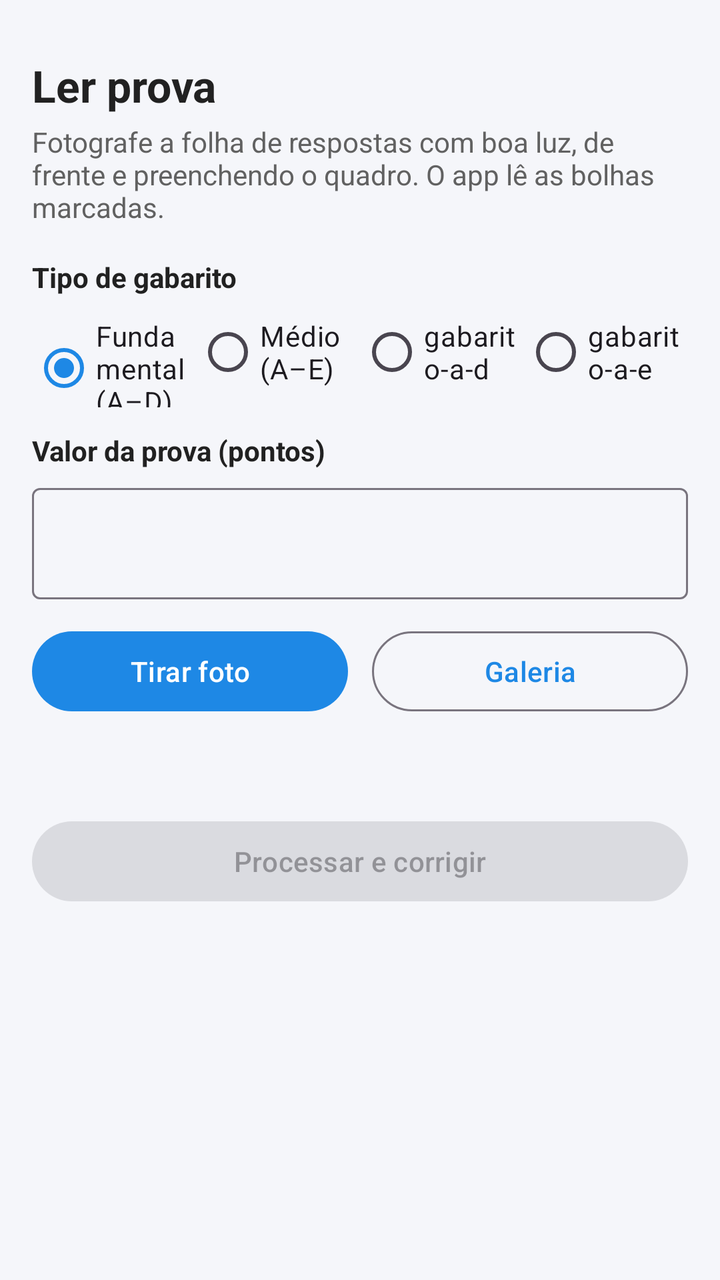
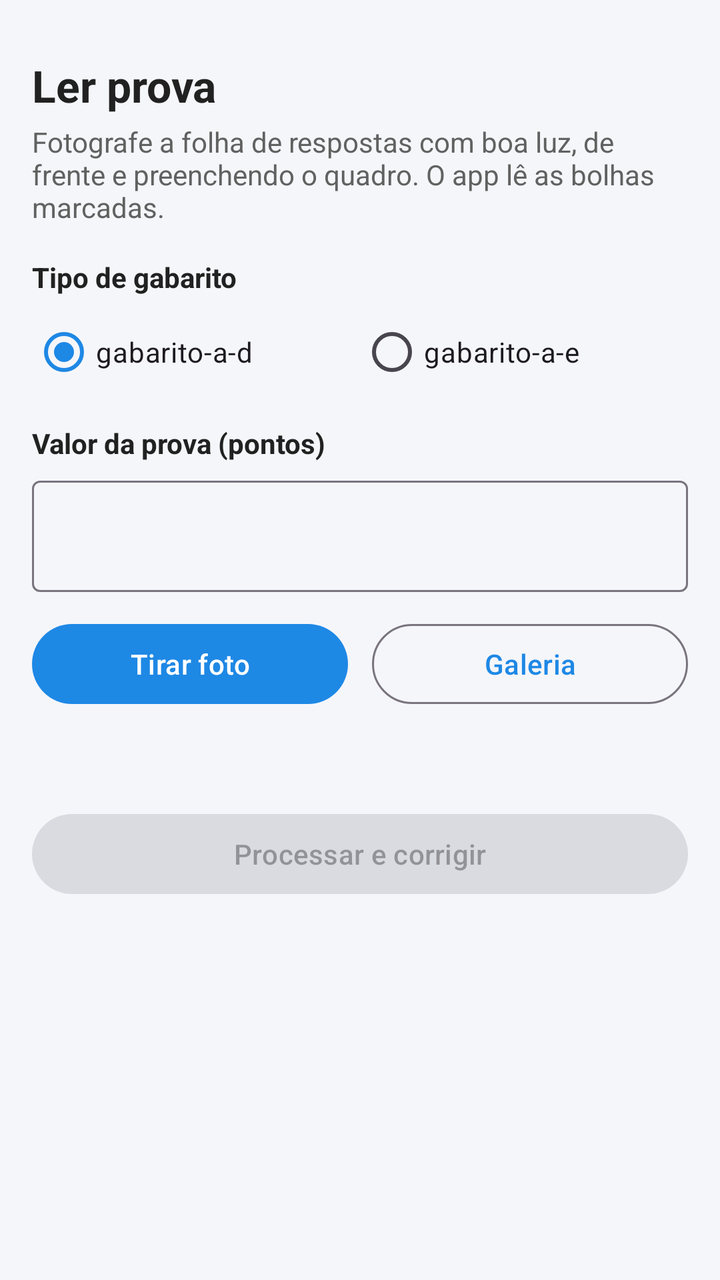

The first picture is an Android layout as it rendered before a commit; the second is the same layout after the commit. The layout source and the unified diff follow.
<!-- AndroidManifest.xml: application theme Theme.LeitorGabarito -->
<!-- res/layout/fragment_scan.xml -->
<?xml version="1.0" encoding="utf-8"?>
<ScrollView xmlns:android="http://schemas.android.com/apk/res/android"
    xmlns:app="http://schemas.android.com/apk/res-auto"
    android:layout_width="match_parent"
    android:layout_height="match_parent"
    android:fillViewport="true">

    <LinearLayout
        android:layout_width="match_parent"
        android:layout_height="wrap_content"
        android:orientation="vertical"
        android:padding="16dp">

        <TextView
            android:layout_width="wrap_content"
            android:layout_height="wrap_content"
            android:layout_marginTop="12dp"
            android:layout_marginBottom="4dp"
            android:text="Ler prova"
            android:textColor="@color/text_primary"
            android:textSize="22sp"
            android:textStyle="bold" />

        <TextView
            android:layout_width="wrap_content"
            android:layout_height="wrap_content"
            android:layout_marginBottom="16dp"
            android:text="Fotografe a folha de respostas com boa luz, de frente e preenchendo o quadro. O app lê as bolhas marcadas."
            android:textColor="@color/text_secondary"
            android:textSize="14sp" />

        <TextView
            android:layout_width="wrap_content"
            android:layout_height="wrap_content"
            android:text="Tipo de gabarito"
            android:textColor="@color/text_primary"
            android:textSize="14sp"
            android:textStyle="bold" />

<RadioGroup
            android:id="@+id/radioEnsino"
            android:layout_width="match_parent"
            android:layout_height="wrap_content"
            android:layout_marginTop="4dp"
            android:layout_marginBottom="12dp"
            android:orientation="horizontal">

            <RadioButton
                android:id="@+id/radioEF"
                android:layout_width="0dp"
                android:layout_height="wrap_content"
                android:layout_weight="1"
                android:checked="true"
                android:text="Fundamental (A–D)" />

            <RadioButton
                android:id="@+id/radioEM"
                android:layout_width="0dp"
                android:layout_height="wrap_content"
                android:layout_weight="1"
                android:text="Médio (A–E)" />

            <RadioButton
                android:id="@+id/radioAD"
                android:layout_width="0dp"
                android:layout_height="wrap_content"
                android:layout_weight="1"
                android:text="gabarito-a-d" />

            <RadioButton
                android:id="@+id/radioAE"
                android:layout_width="0dp"
                android:layout_height="wrap_content"
                android:layout_weight="1"
                android:text="gabarito-a-e" />
        </RadioGroup>

        <TextView
            android:layout_width="wrap_content"
            android:layout_height="wrap_content"
            android:text="Valor da prova (pontos)"
            android:textColor="@color/text_primary"
            android:textSize="14sp"
            android:textStyle="bold" />

        <com.google.android.material.textfield.TextInputLayout
            android:layout_width="match_parent"
            android:layout_height="wrap_content"
            android:layout_marginTop="4dp"
            android:layout_marginBottom="12dp"
            app:boxBackgroundMode="outline"
            app:suffixText="pts">

            <com.google.android.material.textfield.TextInputEditText
                android:id="@+id/inputValor"
                android:layout_width="match_parent"
                android:layout_height="wrap_content"
                android:inputType="numberDecimal"
                android:maxLength="7" />
        </com.google.android.material.textfield.TextInputLayout>

        <LinearLayout
            android:layout_width="match_parent"
            android:layout_height="wrap_content"
            android:orientation="horizontal">

            <Button
                android:id="@+id/btnCamera"
                android:layout_width="0dp"
                android:layout_height="wrap_content"
                android:layout_marginEnd="6dp"
                android:layout_weight="1"
                android:text="Tirar foto" />

            <Button
                android:id="@+id/btnGallery"
                style="@style/Widget.Material3.Button.OutlinedButton"
                android:layout_width="0dp"
                android:layout_height="wrap_content"
                android:layout_marginStart="6dp"
                android:layout_weight="1"
                android:text="Galeria" />
        </LinearLayout>

        <androidx.cardview.widget.CardView
            android:id="@+id/cardPreview"
            android:layout_width="match_parent"
            android:layout_height="wrap_content"
            android:layout_marginTop="16dp"
            android:layout_marginBottom="8dp"
            app:cardCornerRadius="12dp"
            app:cardElevation="2dp"
            android:visibility="gone">

            <ImageView
                android:id="@+id/imgPreview"
                android:layout_width="match_parent"
                android:layout_height="wrap_content"
                android:adjustViewBounds="true"
                android:scaleType="fitCenter"
                android:contentDescription="Prévia da prova" />
        </androidx.cardview.widget.CardView>

        <TextView
            android:id="@+id/txtStatus"
            android:layout_width="wrap_content"
            android:layout_height="wrap_content"
            android:layout_gravity="center_horizontal"
            android:layout_marginTop="8dp"
            android:layout_marginBottom="8dp"
            android:textColor="@color/text_secondary"
            android:textSize="14sp" />

        <ProgressBar
            android:id="@+id/progress"
            style="?android:attr/progressBarStyleHorizontal"
            android:layout_width="match_parent"
            android:layout_height="wrap_content"
            android:layout_marginTop="8dp"
            android:indeterminate="true"
            android:visibility="gone" />

        <Button
            android:id="@+id/btnProcessar"
            android:layout_width="match_parent"
            android:layout_height="wrap_content"
            android:layout_marginTop="12dp"
            android:enabled="false"
            android:text="Processar e corrigir" />
    </LinearLayout>
</ScrollView>
<!-- resources referenced by this layout -->
<resources>
  <color name="text_primary">#212121</color>
  <color name="text_secondary">#616161</color>
  <style name="Theme.LeitorGabarito" parent="Theme.Material3.Light.NoActionBar">
          <item name="colorPrimary">@color/primary</item>
          <item name="colorOnPrimary">@color/white</item>
          <item name="colorSecondary">@color/accent</item>
          <item name="android:statusBarColor">@color/primary_dark</item>
          <item name="android:windowBackground">@color/background</item>
      </style>
  <color name="primary">#1E88E5</color>
  <color name="white">#FFFFFF</color>
  <color name="accent">#FFB300</color>
  <color name="primary_dark">#1565C0</color>
  <color name="background">#F5F6FA</color>
</resources>

<!-- the commit's change to res/layout/fragment_scan.xml (unified diff, before → after) -->
@@ -46,25 +46,11 @@
             android:orientation="horizontal">
 
             <RadioButton
-                android:id="@+id/radioEF"
+                android:id="@+id/radioAD"
                 android:layout_width="0dp"
                 android:layout_height="wrap_content"
                 android:layout_weight="1"
                 android:checked="true"
-                android:text="Fundamental (A–D)" />
-
-            <RadioButton
-                android:id="@+id/radioEM"
-                android:layout_width="0dp"
-                android:layout_height="wrap_content"
-                android:layout_weight="1"
-                android:text="Médio (A–E)" />
-
-            <RadioButton
-                android:id="@+id/radioAD"
-                android:layout_width="0dp"
-                android:layout_height="wrap_content"
-                android:layout_weight="1"
                 android:text="gabarito-a-d" />
 
             <RadioButton
